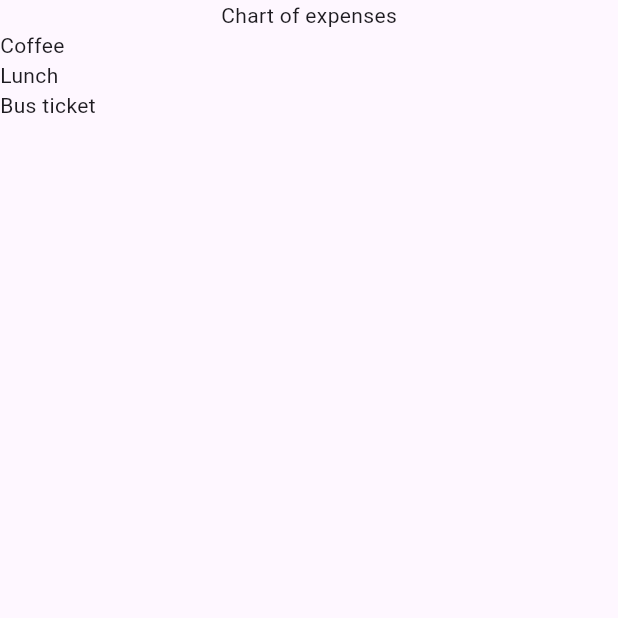
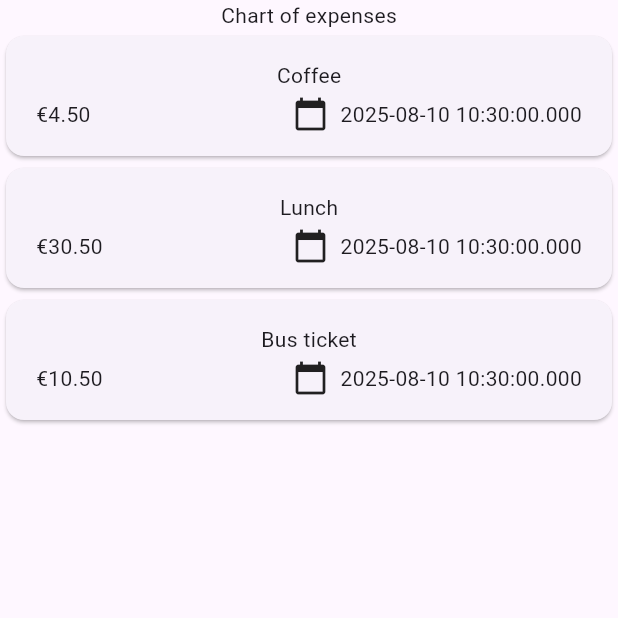
Before and after one commit to niamh-d/flutter_expense_tracker, a Flutter app: the screen it shows after launch, on a phone screen of 412 x 824 dp, the top half of it. Run offline on Flutter 3.47's test engine with Material 3 defaults, Android fonts, the phone set to English and light mode, and no system bars.

Commit message:
restructuring project dirs and outputting expense details

```diff
--- a/lib/main.dart
+++ b/lib/main.dart
@@ -1,6 +1,6 @@
 import 'package:flutter/material.dart';
 
-import 'package:expense_tracker/expenses.dart';
+import 'package:expense_tracker/widgets/expenses.dart';
 
 void main() {
   runApp(const MaterialApp(home: Expenses()));
--- a/lib/expenses.dart
+++ b/lib/widgets/expenses.dart
@@ -1,7 +1,7 @@
 import 'package:flutter/material.dart';
 
 import 'package:expense_tracker/models/expense.dart';
-import 'package:expense_tracker/expenses_list.dart';
+import 'package:expense_tracker/widgets/expenses_list/expenses_list.dart';
 
 class Expenses extends StatefulWidget {
   const Expenses({super.key});
--- /dev/null
+++ b/lib/widgets/expenses_list/expense_item.dart
@@ -0,0 +1,36 @@
+import 'package:expense_tracker/models/expense.dart';
+import 'package:flutter/material.dart';
+
+class ExpenseItem extends StatelessWidget {
+  const ExpenseItem(this.expense, {super.key});
+
+  final Expense expense;
+
+  @override
+  Widget build(BuildContext context) {
+    return Card(
+      child: Padding(
+        padding: const EdgeInsets.symmetric(horizontal: 20, vertical: 16),
+        child: Column(
+          children: [
+            Text(expense.title),
+            const SizedBox(height: 4),
+            Row(
+              children: [
+                Text('€${expense.amount.toStringAsFixed(2)}'),
+                const Spacer(),
+                Row(
+                  children: [
+                    const Icon(Icons.calendar_today),
+                    const SizedBox(width: 8),
+                    Text(expense.date.toString()),
+                  ],
+                ),
+              ],
+            ),
+          ],
+        ),
+      ),
+    );
+  }
+}
--- a/lib/expenses_list.dart
+++ b/lib/widgets/expenses_list/expenses_list.dart
@@ -1,6 +1,7 @@
 import 'package:flutter/material.dart';
 
 import 'package:expense_tracker/models/expense.dart';
+import 'package:expense_tracker/widgets/expenses_list/expense_item.dart';
 
 class ExpensesList extends StatelessWidget {
   const ExpensesList({super.key, required this.expenses});
@@ -11,7 +12,7 @@ class ExpensesList extends StatelessWidget {
   Widget build(BuildContext context) {
     return ListView.builder(
       itemCount: expenses.length,
-      itemBuilder: (ctx, index) => Text(expenses[index].title),
+      itemBuilder: (ctx, index) => ExpenseItem(expenses[index]),
     );
   }
 }
```
